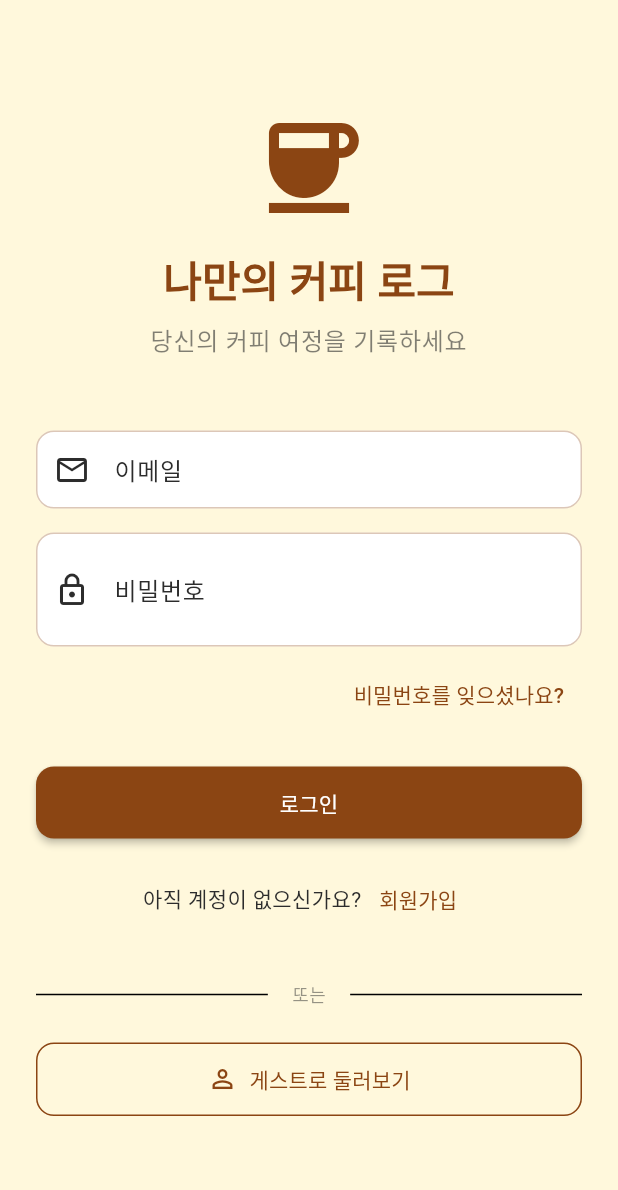
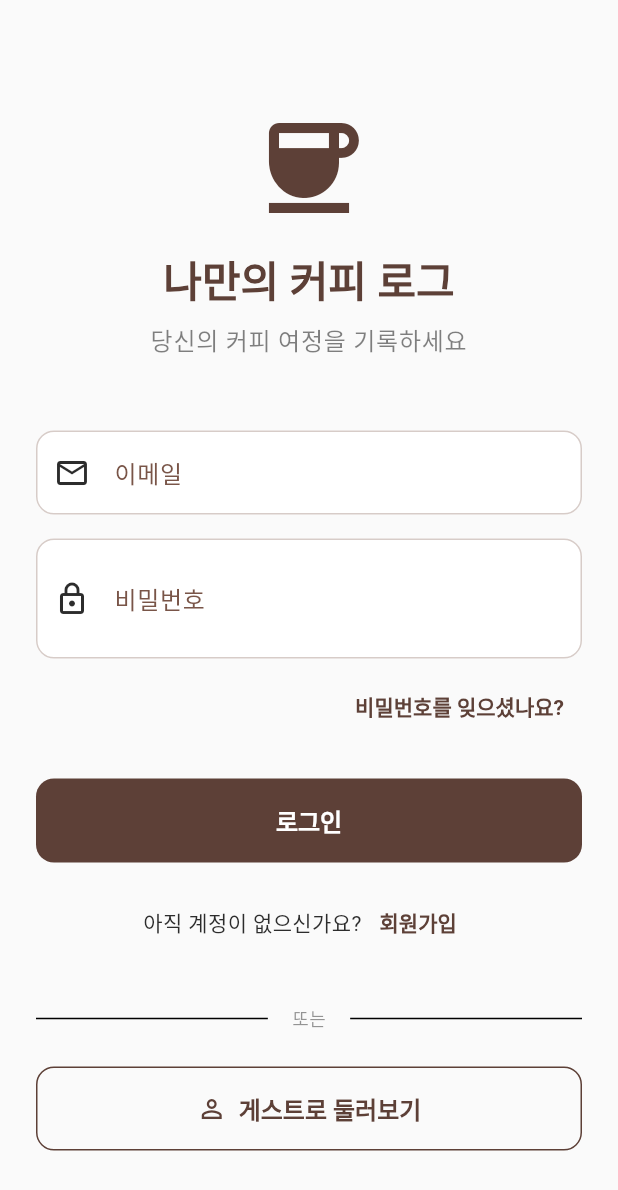
Before and after one commit to jenurope/coffee-note-app, a Flutter app: the screen it shows after launch, on a phone screen of 412 x 824 dp. Shown: the top 1190 px of the screen. Run offline on Flutter 3.47's test engine with Material 3 defaults, Android fonts, the phone set to English and light mode, and no system bars; our stand-ins replace cached_network_image, flutter_rating_bar, flutter_riverpod, go_router, image_picker, supabase_flutter; accounts and stored records are empty.

Commit message:
Update app theme with new sophisticated coffee color palette

```diff
--- a/lib/config/theme.dart
+++ b/lib/config/theme.dart
@@ -1,14 +1,16 @@
 import 'package:flutter/material.dart';
 
 class AppTheme {
-  // 커피 테마 색상
-  static const Color primaryBrown = Color(0xFF8B4513); // SaddleBrown
-  static const Color secondaryChocolate = Color(0xFFD2691E); // Chocolate
-  static const Color accentSandy = Color(0xFFF4A460); // SandyBrown
-  static const Color backgroundCream = Color(0xFFFFF8DC); // Cornsilk
-  static const Color backgroundDark = Color(0xFF1A1A1A);
-  static const Color cardLight = Color(0xFFFFFFFF);
-  static const Color cardDark = Color(0xFF2A2A2A);
+  // New Sophisticated Coffee Palette
+  static const Color primaryEspresso = Color(0xFF5D4037); // Lighter Espresso (Soft & Rich)
+  static const Color secondaryLatte = Color(0xFFD7CCC8); // Soft, warm neutral
+  static const Color accentCrema = Color(0xFFBCAAA4); // Muted, elegant accent
+  static const Color backgroundPorcelain = Color(0xFFFAFAFA); // Clean, crisp off-white
+  static const Color backgroundDark = Color(0xFF121212); // Deep matte black
+
+  static const Color surfaceWhite = Color(0xFFFFFFFF);
+  static const Color surfaceDark = Color(0xFF1E1E1E);
+
   static const Color textDark = Color(0xFF2C2C2C);
   static const Color textLight = Color(0xFFF5F5F5);
 
@@ -17,26 +19,34 @@ class AppTheme {
     useMaterial3: true,
     brightness: Brightness.light,
     colorScheme: ColorScheme.light(
-      primary: primaryBrown,
-      secondary: secondaryChocolate,
-      tertiary: accentSandy,
-      surface: cardLight,
+      primary: primaryEspresso,
+      secondary: secondaryLatte,
+      tertiary: accentCrema,
+      surface: surfaceWhite,
+      background: backgroundPorcelain,
       onPrimary: Colors.white,
-      onSecondary: Colors.white,
+      onSecondary: textDark,
       onSurface: textDark,
     ),
-    scaffoldBackgroundColor: backgroundCream,
+    scaffoldBackgroundColor: backgroundPorcelain,
     appBarTheme: const AppBarTheme(
-      backgroundColor: primaryBrown,
+      backgroundColor: primaryEspresso,
       foregroundColor: Colors.white,
       elevation: 0,
       centerTitle: true,
+      titleTextStyle: TextStyle(
+        fontSize: 20,
+        fontWeight: FontWeight.w600,
+        letterSpacing: 0.5,
+        color: Colors.white,
+      ),
     ),
     cardTheme: CardThemeData(
-      color: cardLight,
-      elevation: 2,
+      color: surfaceWhite,
+      elevation: 0, // Flatter look
       shape: RoundedRectangleBorder(
         borderRadius: BorderRadius.circular(16),
+        side: BorderSide(color: secondaryLatte.withValues(alpha: 0.5), width: 1),
       ),
     ),
     inputDecorationTheme: InputDecorationTheme(
@@ -44,65 +54,81 @@ class AppTheme {
       fillColor: Colors.white,
       border: OutlineInputBorder(
         borderRadius: BorderRadius.circular(12),
-        borderSide: BorderSide(color: primaryBrown.withValues(alpha: 0.3)),
+        borderSide: BorderSide(color: secondaryLatte),
       ),
       enabledBorder: OutlineInputBorder(
         borderRadius: BorderRadius.circular(12),
-        borderSide: BorderSide(color: primaryBrown.withValues(alpha: 0.3)),
+        borderSide: BorderSide(color: secondaryLatte),
       ),
       focusedBorder: OutlineInputBorder(
         borderRadius: BorderRadius.circular(12),
-        borderSide: const BorderSide(color: primaryBrown, width: 2),
+        borderSide: const BorderSide(color: primaryEspresso, width: 2),
       ),
-      contentPadding: const EdgeInsets.symmetric(horizontal: 16, vertical: 14),
+      contentPadding: const EdgeInsets.symmetric(horizontal: 16, vertical: 16),
+      labelStyle: const TextStyle(color: Color(0xFF795548)),
     ),
     elevatedButtonTheme: ElevatedButtonThemeData(
       style: ElevatedButton.styleFrom(
-        backgroundColor: primaryBrown,
+        backgroundColor: primaryEspresso,
         foregroundColor: Colors.white,
-        elevation: 2,
-        padding: const EdgeInsets.symmetric(horizontal: 24, vertical: 14),
+        elevation: 0,
+        padding: const EdgeInsets.symmetric(horizontal: 24, vertical: 16),
         shape: RoundedRectangleBorder(
           borderRadius: BorderRadius.circular(12),
+        ),
+        textStyle: const TextStyle(
+          fontSize: 16,
+          fontWeight: FontWeight.w600,
         ),
       ),
     ),
     outlinedButtonTheme: OutlinedButtonThemeData(
       style: OutlinedButton.styleFrom(
-        foregroundColor: primaryBrown,
-        side: const BorderSide(color: primaryBrown),
-        padding: const EdgeInsets.symmetric(horizontal: 24, vertical: 14),
+        foregroundColor: primaryEspresso,
+        side: const BorderSide(color: primaryEspresso),
+        padding: const EdgeInsets.symmetric(horizontal: 24, vertical: 16),
         shape: RoundedRectangleBorder(
           borderRadius: BorderRadius.circular(12),
+        ),
+        textStyle: const TextStyle(
+          fontSize: 16,
+          fontWeight: FontWeight.w600,
         ),
       ),
     ),
     textButtonTheme: TextButtonThemeData(
       style: TextButton.styleFrom(
-        foregroundColor: primaryBrown,
+        foregroundColor: primaryEspresso,
+        textStyle: const TextStyle(
+          fontWeight: FontWeight.w600,
+        ),
       ),
     ),
     floatingActionButtonTheme: const FloatingActionButtonThemeData(
-      backgroundColor: primaryBrown,
+      backgroundColor: primaryEspresso,
       foregroundColor: Colors.white,
+      elevation: 2,
     ),
     bottomNavigationBarTheme: const BottomNavigationBarThemeData(
-      backgroundColor: Colors.white,
-      selectedItemColor: primaryBrown,
-      unselectedItemColor: Colors.grey,
+      backgroundColor: surfaceWhite,
+      selectedItemColor: primaryEspresso,
+      unselectedItemColor: Color(0xFF9E9E9E),
       type: BottomNavigationBarType.fixed,
+      elevation: 8,
     ),
     chipTheme: ChipThemeData(
-      backgroundColor: backgroundCream,
-      selectedColor: primaryBrown,
-      labelStyle: const TextStyle(fontSize: 14),
+      backgroundColor: backgroundPorcelain,
+      selectedColor: secondaryLatte,
+      labelStyle: const TextStyle(fontSize: 14, color: textDark),
+      secondaryLabelStyle: const TextStyle(fontSize: 14, color: textDark),
       padding: const EdgeInsets.symmetric(horizontal: 12, vertical: 8),
       shape: RoundedRectangleBorder(
         borderRadius: BorderRadius.circular(20),
+        side: BorderSide(color: secondaryLatte.withValues(alpha: 0.5)),
       ),
     ),
     dividerTheme: DividerThemeData(
-      color: primaryBrown.withValues(alpha: 0.2),
+      color: secondaryLatte.withValues(alpha: 0.4),
       thickness: 1,
     ),
   );
@@ -112,92 +138,115 @@ class AppTheme {
     useMaterial3: true,
     brightness: Brightness.dark,
     colorScheme: ColorScheme.dark(
-      primary: accentSandy,
-      secondary: secondaryChocolate,
-      tertiary: primaryBrown,
-      surface: cardDark,
+      primary: secondaryLatte, // Warm light grey/brown
+      secondary: accentCrema,
+      tertiary: primaryEspresso,
+      surface: surfaceDark,
+      background: backgroundDark,
       onPrimary: textDark,
-      onSecondary: Colors.white,
+      onSecondary: textDark,
       onSurface: textLight,
     ),
     scaffoldBackgroundColor: backgroundDark,
     appBarTheme: const AppBarTheme(
-      backgroundColor: Color(0xFF2A2A2A),
+      backgroundColor: surfaceDark, // Dark surface for contrast
       foregroundColor: textLight,
       elevation: 0,
       centerTitle: true,
+      titleTextStyle: TextStyle(
+        fontSize: 20,
+        fontWeight: FontWeight.w600,
+        letterSpacing: 0.5,
+        color: textLight,
+      ),
     ),
     cardTheme: CardThemeData(
-      color: cardDark,
-      elevation: 2,
+      color: surfaceDark,
+      elevation: 0,
       shape: RoundedRectangleBorder(
         borderRadius: BorderRadius.circular(16),
+        side: BorderSide(color: Colors.white.withValues(alpha: 0.1), width: 1),
       ),
     ),
     inputDecorationTheme: InputDecorationTheme(
       filled: true,
-      fillColor: cardDark,
+      fillColor: surfaceDark,
       border: OutlineInputBorder(
         borderRadius: BorderRadius.circular(12),
-        borderSide: BorderSide(color: accentSandy.withValues(alpha: 0.3)),
+        borderSide: BorderSide(color: Colors.white.withValues(alpha: 0.2)),
       ),
       enabledBorder: OutlineInputBorder(
         borderRadius: BorderRadius.circular(12),
-        borderSide: BorderSide(color: accentSandy.withValues(alpha: 0.3)),
+        borderSide: BorderSide(color: Colors.white.withValues(alpha: 0.2)),
       ),
       focusedBorder: OutlineInputBorder(
         borderRadius: BorderRadius.circular(12),
-        borderSide: const BorderSide(color: accentSandy, width: 2),
+        borderSide: const BorderSide(color: secondaryLatte, width: 2),
       ),
-      contentPadding: const EdgeInsets.symmetric(horizontal: 16, vertical: 14),
+      contentPadding: const EdgeInsets.symmetric(horizontal: 16, vertical: 16),
+      labelStyle: const TextStyle(color: accentCrema),
     ),
     elevatedButtonTheme: ElevatedButtonThemeData(
       style: ElevatedButton.styleFrom(
-        backgroundColor: accentSandy,
-        foregroundColor: textDark,
-        elevation: 2,
-        padding: const EdgeInsets.symmetric(horizontal: 24, vertical: 14),
+        backgroundColor: secondaryLatte,
+        foregroundColor: textDark, // Dark text on light button
+        elevation: 0,
+        padding: const EdgeInsets.symmetric(horizontal: 24, vertical: 16),
         shape: RoundedRectangleBorder(
           borderRadius: BorderRadius.circular(12),
+        ),
+        textStyle: const TextStyle(
+          fontSize: 16,
+          fontWeight: FontWeight.w600,
         ),
       ),
     ),
     outlinedButtonTheme: OutlinedButtonThemeData(
       style: OutlinedButton.styleFrom(
-        foregroundColor: accentSandy,
-        side: const BorderSide(color: accentSandy),
-        padding: const EdgeInsets.symmetric(horizontal: 24, vertical: 14),
+        foregroundColor: secondaryLatte,
+        side: const BorderSide(color: secondaryLatte),
+        padding: const EdgeInsets.symmetric(horizontal: 24, vertical: 16),
         shape: RoundedRectangleBorder(
           borderRadius: BorderRadius.circular(12),
+        ),
+        textStyle: const TextStyle(
+          fontSize: 16,
+          fontWeight: FontWeight.w600,
         ),
       ),
     ),
     textButtonTheme: TextButtonThemeData(
       style: TextButton.styleFrom(
-        foregroundColor: accentSandy,
+        foregroundColor: secondaryLatte,
+        textStyle: const TextStyle(
+          fontWeight: FontWeight.w600,
+        ),
       ),
     ),
     floatingActionButtonTheme: const FloatingActionButtonThemeData(
-      backgroundColor: accentSandy,
+      backgroundColor: secondaryLatte,
       foregroundColor: textDark,
+      elevation: 2,
     ),
-    bottomNavigationBarTheme: BottomNavigationBarThemeData(
-      backgroundColor: cardDark,
-      selectedItemColor: accentSandy,
-      unselectedItemColor: Colors.grey,
+    bottomNavigationBarTheme: const BottomNavigationBarThemeData(
+      backgroundColor: surfaceDark,
+      selectedItemColor: secondaryLatte,
+      unselectedItemColor: Color(0xFF757575),
       type: BottomNavigationBarType.fixed,
+      elevation: 8,
     ),
     chipTheme: ChipThemeData(
-      backgroundColor: cardDark,
-      selectedColor: accentSandy,
-      labelStyle: const TextStyle(fontSize: 14),
+      backgroundColor: surfaceDark,
+      selectedColor: secondaryLatte.withValues(alpha: 0.2), // Subtle selection
+      labelStyle: const TextStyle(fontSize: 14, color: textLight),
       padding: const EdgeInsets.symmetric(horizontal: 12, vertical: 8),
       shape: RoundedRectangleBorder(
         borderRadius: BorderRadius.circular(20),
+        side: BorderSide(color: Colors.white.withValues(alpha: 0.2)),
       ),
     ),
     dividerTheme: DividerThemeData(
-      color: accentSandy.withValues(alpha: 0.2),
+      color: Colors.white.withValues(alpha: 0.1),
       thickness: 1,
     ),
   );
```
